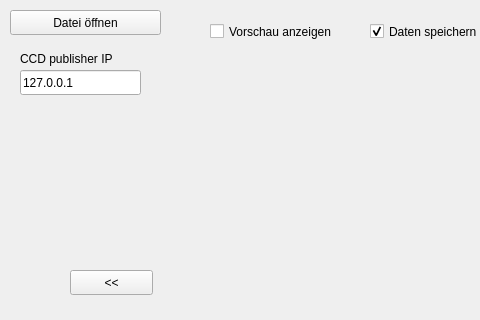
This is DataSink/mainwindow.ui in neitmedia/AnImaX as Qt 5 draws it before an edit; both pictures show x 0 to 480 and y 0 to 320 of the 846 by 839 pixel window. The edited form follows.
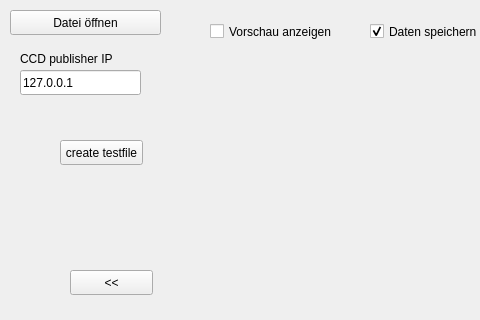
This is the edited form.

Patch:
```diff
--- a/DataSink/mainwindow.ui
+++ b/DataSink/mainwindow.ui
@@ -433,6 +433,19 @@
      <bool>true</bool>
     </property>
    </widget>
+   <widget class="QPushButton" name="pushButton_12">
+    <property name="geometry">
+     <rect>
+      <x>60</x>
+      <y>140</y>
+      <width>83</width>
+      <height>25</height>
+     </rect>
+    </property>
+    <property name="text">
+     <string>create testfile</string>
+    </property>
+   </widget>
   </widget>
   <widget class="QMenuBar" name="menubar">
    <property name="geometry">
```
